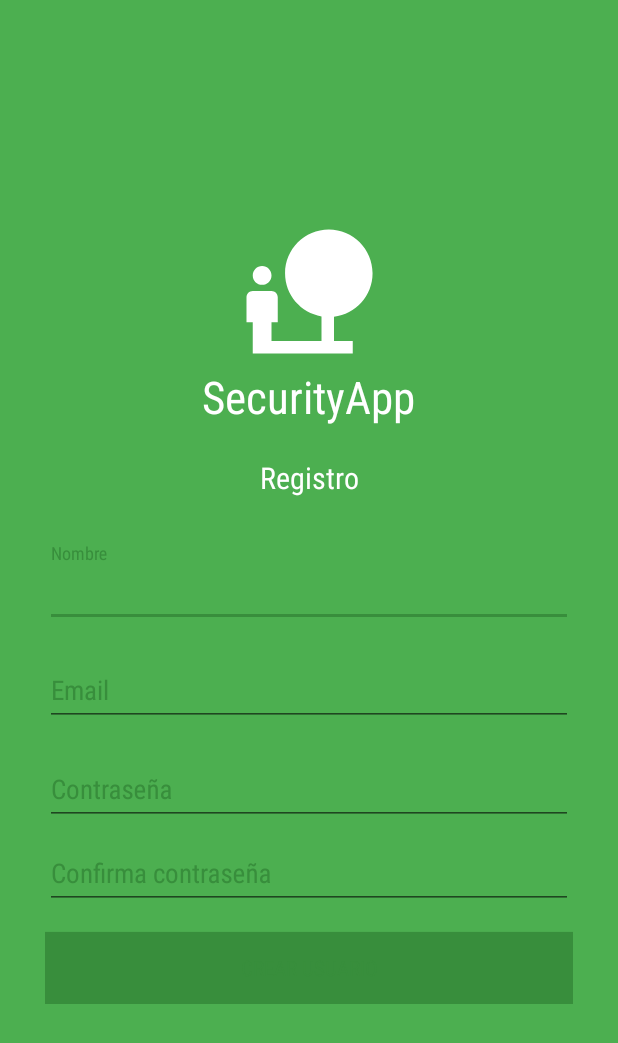
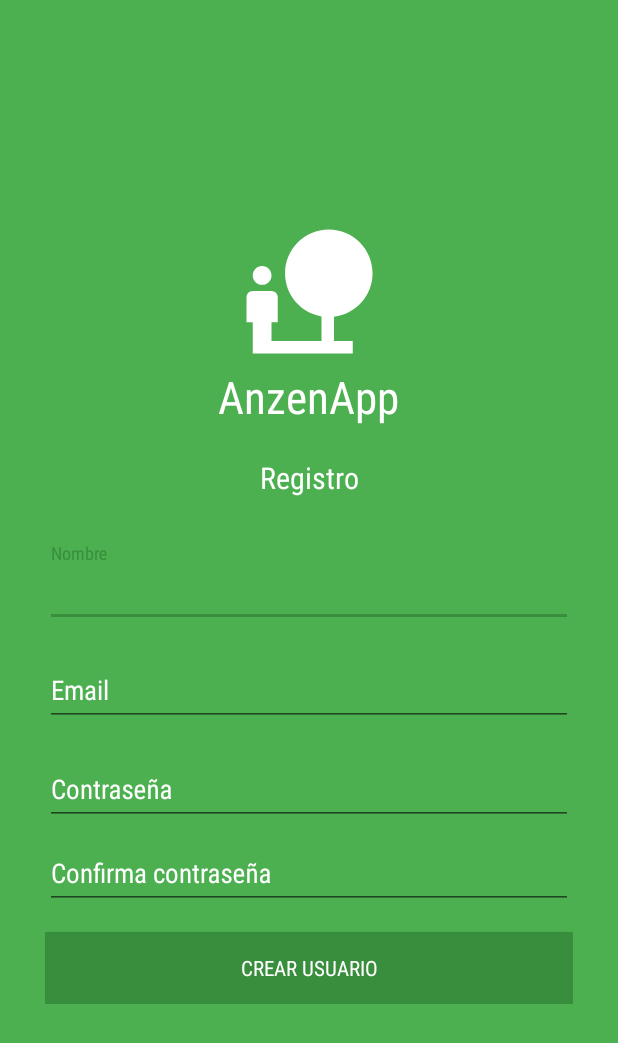
Before and after one commit to SeijouDev/Security-app, an Android app: the SignupActivity screen opened directly, with no data from a screen before it, on a phone screen of 412 x 824 dp. Shown: the top 1043 px of the screen. Run offline under Robolectric (Android 15) with nearby library versions, the phone set to English and light mode, and no system bars.

Commit message:
e App,colors titles

```diff
--- a/app/src/main/res/layout/activity_signup.xml
+++ b/app/src/main/res/layout/activity_signup.xml
@@ -52,13 +52,13 @@
             android:layout_height="wrap_content">
 
             <android.support.design.widget.TextInputLayout
-                android:textColorHint="@color/colorAccent"
+                android:textColorHint="@color/icons"
                 android:layout_marginBottom="10dp"
                 android:layout_width="match_parent"
                 android:layout_height="wrap_content">
                 <android.support.design.widget.TextInputEditText
                     android:id="@+id/name_edit_text"
-                    android:textColor="@color/colorAccent"
+                    android:textColor="@color/icons"
                     android:fontFamily="sans-serif-condensed"
                     android:hint="Nombre"
                     android:layout_width="match_parent"
@@ -66,13 +66,13 @@
             </android.support.design.widget.TextInputLayout>
 
             <android.support.design.widget.TextInputLayout
-                android:textColorHint="@color/colorAccent"
+                android:textColorHint="@color/icons"
                 android:layout_marginBottom="10dp"
                 android:layout_width="match_parent"
                 android:layout_height="wrap_content">
                 <android.support.design.widget.TextInputEditText
                     android:id="@+id/email_edit_text"
-                    android:textColor="@color/colorAccent"
+                    android:textColor="@color/icons"
                     android:fontFamily="sans-serif-condensed"
                     android:hint="Email"
                     android:layout_width="match_parent"
@@ -80,12 +80,12 @@
             </android.support.design.widget.TextInputLayout>
 
             <android.support.design.widget.TextInputLayout
-                android:textColorHint="@color/colorAccent"
+                android:textColorHint="@color/icons"
                 android:layout_width="match_parent"
                 android:layout_height="wrap_content">
                 <android.support.design.widget.TextInputEditText
                     android:id="@+id/password1_edit_text"
-                    android:textColor="@color/colorAccent"
+                    android:textColor="@color/icons"
                     android:inputType="textPassword"
                     android:fontFamily="sans-serif-condensed"
                     android:hint="Contraseña"
@@ -94,12 +94,12 @@
             </android.support.design.widget.TextInputLayout>
 
             <android.support.design.widget.TextInputLayout
-                android:textColorHint="@color/colorAccent"
+                android:textColorHint="@color/icons"
                 android:layout_width="match_parent"
                 android:layout_height="wrap_content">
                 <android.support.design.widget.TextInputEditText
                     android:id="@+id/password2_edit_text"
-                    android:textColor="@color/colorAccent"
+                    android:textColor="@color/icons"
                     android:inputType="textPassword"
                     android:fontFamily="sans-serif-condensed"
                     android:hint="Confirma contraseña"
@@ -113,7 +113,7 @@
                 android:layout_marginTop="15dp"
                 android:fontFamily="sans-serif-condensed"
                 android:text="Crear usuario"
-                android:textColor="@color/colorAccent"
+                android:textColor="@color/icons"
                 android:background="@color/colorPrimaryDark"
                 android:layout_width="match_parent"
                 android:layout_height="wrap_content" />
--- a/app/src/main/res/values/strings.xml
+++ b/app/src/main/res/values/strings.xml
@@ -1,5 +1,5 @@
 <resources>
-    <string name="app_name">SecurityApp</string>
+    <string name="app_name">AnzenApp</string>
 
     <string-array name="types_array">
         <item>Robo con arma blanca</item>
```
